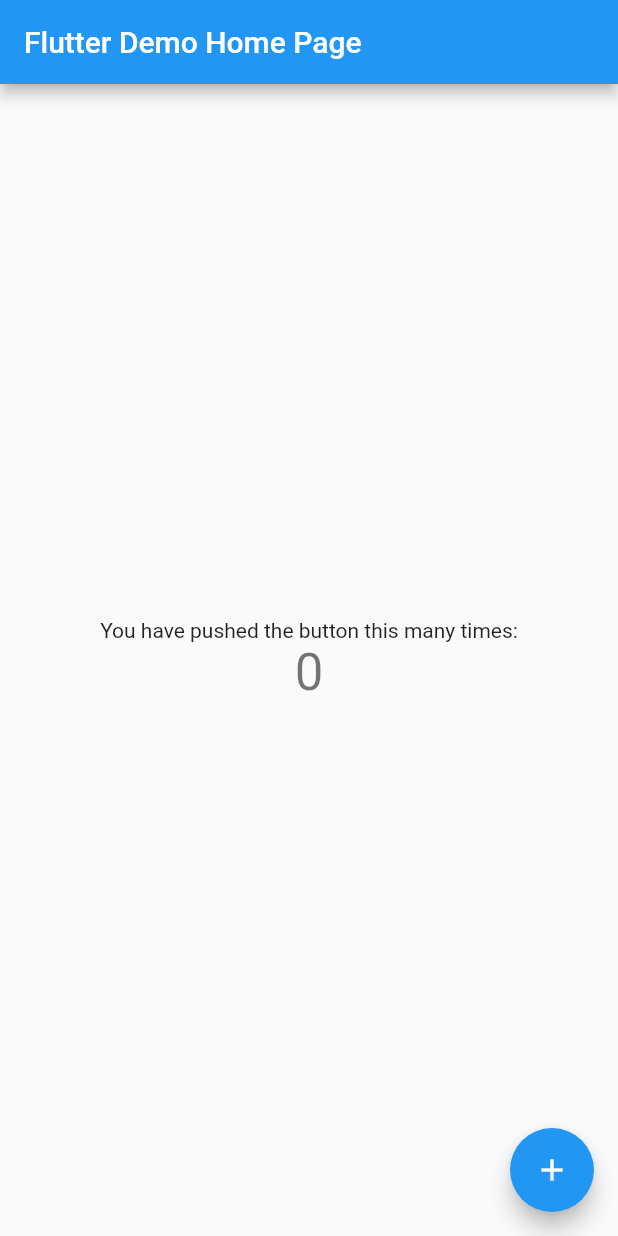
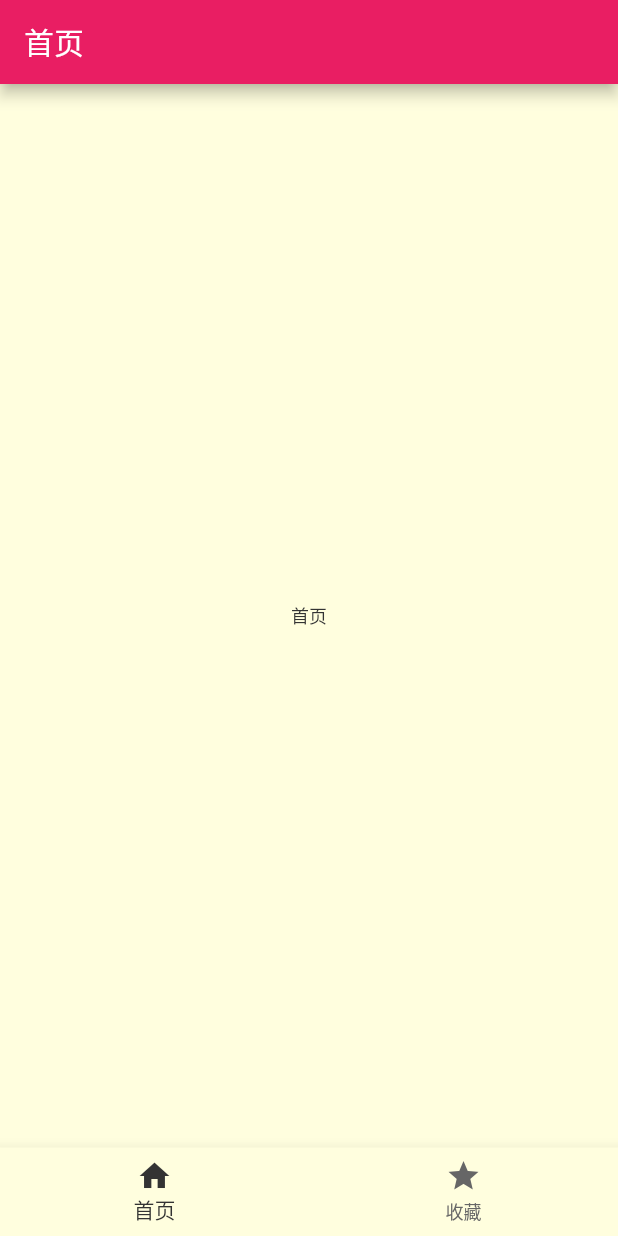
Before and after one commit to heyaf/choosePic_flutter, a Flutter app: the screen it shows after launch, on a phone screen of 412 x 824 dp. Run offline on Flutter 3.47's test engine with Material 2 defaults, Android fonts, the phone set to English and light mode, and no system bars.

Commit message:
项目目录+界面框架搭建

```diff
--- /dev/null
+++ b/choosePic_flutter/lib/core/router/route.dart
@@ -0,0 +1,15 @@
+import 'dart:core';
+import '../../ui/pages/main/HYFmianScreen.dart';
+import 'package:flutter/material.dart';
+
+class HYFRoute {
+  static final String initinalRoute = HYFMainScreen.routeName;
+
+  static final Map<String, WidgetBuilder> routers = {
+    HYFMainScreen.routeName: (context) => HYFMainScreen(),
+  };
+
+  static final RouteFactory generateRoute = (settings) {};
+
+  static final RouteFactory unKnownRoute = (settings) {};
+}
--- a/choosePic_flutter/lib/main.dart
+++ b/choosePic_flutter/lib/main.dart
@@ -1,4 +1,6 @@
 import 'package:flutter/material.dart';
+import './ui/shared/app_theme.dart';
+import './core/router/route.dart';
 
 void main() {
   runApp(MyApp());
@@ -9,109 +11,13 @@ class MyApp extends StatelessWidget {
   @override
   Widget build(BuildContext context) {
     return MaterialApp(
-      title: 'Flutter Demo',
-      theme: ThemeData(
-        // This is the theme of your application.
-        //
-        // Try running your application with "flutter run". You'll see the
-        // application has a blue toolbar. Then, without quitting the app, try
-        // changing the primarySwatch below to Colors.green and then invoke
-        // "hot reload" (press "r" in the console where you ran "flutter run",
-        // or simply save your changes to "hot reload" in a Flutter IDE).
-        // Notice that the counter didn't reset back to zero; the application
-        // is not restarted.
-        primarySwatch: Colors.blue,
-        // This makes the visual density adapt to the platform that you run
-        // the app on. For desktop platforms, the controls will be smaller and
-        // closer together (more dense) than on mobile platforms.
-        visualDensity: VisualDensity.adaptivePlatformDensity,
-      ),
-      home: MyHomePage(title: 'Flutter Demo Home Page'),
+      debugShowCheckedModeBanner: false,
+      title: 'F美食卡片',
+      theme: Apptheme.normalTheme,
+      initialRoute: HYFRoute.initinalRoute,
+      routes: HYFRoute.routers,
+      onGenerateRoute: HYFRoute.generateRoute,
+      onUnknownRoute: HYFRoute.unKnownRoute,
     );
   }
 }
-
-class MyHomePage extends StatefulWidget {
-  MyHomePage({Key key, this.title}) : super(key: key);
-
-  // This widget is the home page of your application. It is stateful, meaning
-  // that it has a State object (defined below) that contains fields that affect
-  // how it looks.
-
-  // This class is the configuration for the state. It holds the values (in this
-  // case the title) provided by the parent (in this case the App widget) and
-  // used by the build method of the State. Fields in a Widget subclass are
-  // always marked "final".
-
-  final String title;
-
-  @override
-  _MyHomePageState createState() => _MyHomePageState();
-}
-
-class _MyHomePageState extends State<MyHomePage> {
-  int _counter = 0;
-
-  void _incrementCounter() {
-    setState(() {
-      // This call to setState tells the Flutter framework that something has
-      // changed in this State, which causes it to rerun the build method below
-      // so that the display can reflect the updated values. If we changed
-      // _counter without calling setState(), then the build method would not be
-      // called again, and so nothing would appear to happen.
-      _counter++;
-    });
-  }
-
-  @override
-  Widget build(BuildContext context) {
-    // This method is rerun every time setState is called, for instance as done
-    // by the _incrementCounter method above.
-    //
-    // The Flutter framework has been optimized to make rerunning build methods
-    // fast, so that you can just rebuild anything that needs updating rather
-    // than having to individually change instances of widgets.
-    return Scaffold(
-      appBar: AppBar(
-        // Here we take the value from the MyHomePage object that was created by
-        // the App.build method, and use it to set our appbar title.
-        title: Text(widget.title),
-      ),
-      body: Center(
-        // Center is a layout widget. It takes a single child and positions it
-        // in the middle of the parent.
-        child: Column(
-          // Column is also a layout widget. It takes a list of children and
-          // arranges them vertically. By default, it sizes itself to fit its
-          // children horizontally, and tries to be as tall as its parent.
-          //
-          // Invoke "debug painting" (press "p" in the console, choose the
-          // "Toggle Debug Paint" action from the Flutter Inspector in Android
-          // Studio, or the "Toggle Debug Paint" command in Visual Studio Code)
-          // to see the wireframe for each widget.
-          //
-          // Column has various properties to control how it sizes itself and
-          // how it positions its children. Here we use mainAxisAlignment to
-          // center the children vertically; the main axis here is the vertical
-          // axis because Columns are vertical (the cross axis would be
-          // horizontal).
-          mainAxisAlignment: MainAxisAlignment.center,
-          children: <Widget>[
-            Text(
-              'You have pushed the button this many times:',
-            ),
-            Text(
-              '$_counter',
-              style: Theme.of(context).textTheme.headline4,
-            ),
-          ],
-        ),
-      ),
-      floatingActionButton: FloatingActionButton(
-        onPressed: _incrementCounter,
-        tooltip: 'Increment',
-        child: Icon(Icons.add),
-      ), // This trailing comma makes auto-formatting nicer for build methods.
-    );
-  }
-}
--- /dev/null
+++ b/choosePic_flutter/lib/ui/pages/favoritepages/favoritepages.dart
@@ -0,0 +1,22 @@
+import 'package:flutter/material.dart';
+
+class FavoritePages extends StatefulWidget {
+  FavoritePages({Key key}) : super(key: key);
+
+  @override
+  _FavoritePagesState createState() => _FavoritePagesState();
+}
+
+class _FavoritePagesState extends State<FavoritePages> {
+  @override
+  Widget build(BuildContext context) {
+    return Scaffold(
+      appBar: AppBar(
+        title: Text('我的收藏'),
+      ),
+      body: Center(
+        child: Text('我的收藏'),
+      ),
+    );
+  }
+}
--- /dev/null
+++ b/choosePic_flutter/lib/ui/pages/homepages/homepages.dart
@@ -0,0 +1,22 @@
+import 'package:flutter/material.dart';
+
+class HomePages extends StatefulWidget {
+  HomePages({Key key}) : super(key: key);
+
+  @override
+  _HomePagesState createState() => _HomePagesState();
+}
+
+class _HomePagesState extends State<HomePages> {
+  @override
+  Widget build(BuildContext context) {
+    return Scaffold(
+      appBar: AppBar(
+        title: Text('首页'),
+      ),
+      body: Center(
+        child: Text('首页'),
+      ),
+    );
+  }
+}
--- /dev/null
+++ b/choosePic_flutter/lib/ui/pages/main/HYFmianScreen.dart
@@ -0,0 +1,32 @@
+import 'package:flutter/material.dart';
+import 'initialize_item.dart';
+
+class HYFMainScreen extends StatefulWidget {
+  static const String routeName = '/';
+  @override
+  _HYFMainScreenState createState() => _HYFMainScreenState();
+}
+
+class _HYFMainScreenState extends State<HYFMainScreen> {
+  int _currentPages = 0;
+  @override
+  Widget build(BuildContext context) {
+    return Scaffold(
+      body: IndexedStack(
+        index: _currentPages,
+        children: pages,
+      ),
+      bottomNavigationBar: BottomNavigationBar(
+        currentIndex: _currentPages,
+        selectedItemColor: Color.fromRGBO(51, 51, 51, 1),
+        unselectedItemColor: Color.fromRGBO(102, 102, 102, 1),
+        items: items,
+        onTap: (value) {
+          setState(() {
+            _currentPages = value;
+          });
+        },
+      ),
+    );
+  }
+}
--- /dev/null
+++ b/choosePic_flutter/lib/ui/pages/main/initialize_item.dart
@@ -0,0 +1,10 @@
+import 'package:choosePic_flutter/ui/pages/favoritepages/favoritepages.dart';
+import 'package:choosePic_flutter/ui/pages/homepages/homepages.dart';
+import 'package:flutter/material.dart';
+
+final List<Widget> pages = [HomePages(), FavoritePages()];
+
+final List<BottomNavigationBarItem> items = [
+  BottomNavigationBarItem(title: Text('首页'), icon: Icon(Icons.home)),
+  BottomNavigationBarItem(icon: Icon(Icons.star), title: Text('收藏'))
+];
--- /dev/null
+++ b/choosePic_flutter/lib/ui/shared/app_theme.dart
@@ -0,0 +1,27 @@
+import 'package:flutter/material.dart';
+import 'package:flutter/widgets.dart';
+
+class Apptheme {
+  static const double bodyFontSize = 12;
+  static const double smallFontSize = 16;
+  static const double normalFontSize = 20;
+  static const double largeFontSize = 24;
+
+  static final Color normalColor = Color.fromARGB(71, 187, 255, 1);
+
+  static final ThemeData normalTheme = ThemeData(
+      primarySwatch: Colors.pink,
+      highlightColor: Colors.transparent,
+      splashColor: Colors.transparent,
+      canvasColor: Color.fromRGBO(255, 254, 222, 1),
+      textTheme: TextTheme(
+        body1: TextStyle(
+            fontSize: bodyFontSize, color: Color.fromRGBO(51, 51, 51, 1)),
+        display1: TextStyle(
+            fontSize: smallFontSize, color: Color.fromRGBO(51, 51, 51, 1)),
+        display2: TextStyle(
+            fontSize: smallFontSize, color: Color.fromRGBO(51, 51, 51, 1)),
+        display3: TextStyle(
+            fontSize: smallFontSize, color: Color.fromRGBO(51, 51, 51, 1)),
+      ));
+}
```
Also changed, not shown: 43 other files.
